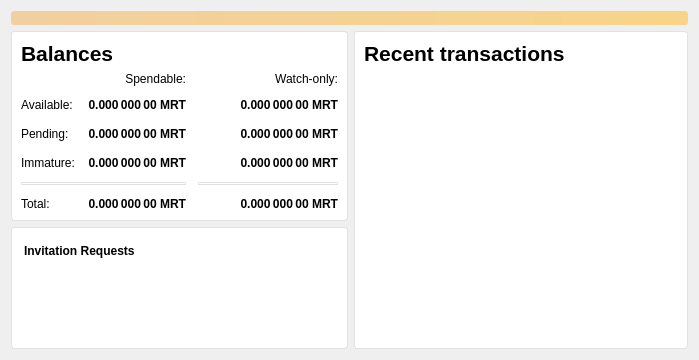
The window that src/qt/forms/overviewpage.ui (meritlabs/merit) describes before a commit, drawn with Qt 5.
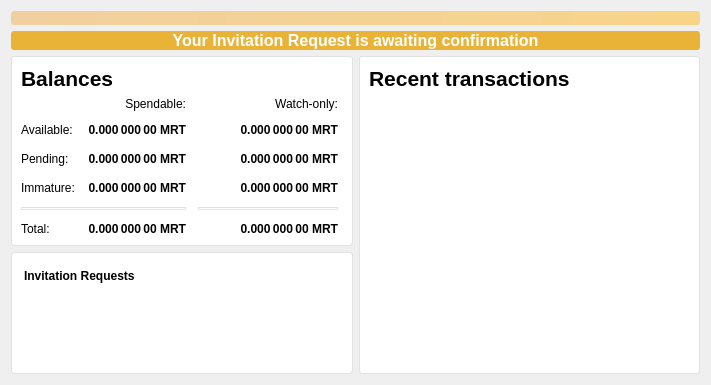
The same window after the commit. Icons and pictures are not drawn.

Diff of the .ui file:
```diff
--- a/src/qt/forms/overviewpage.ui
+++ b/src/qt/forms/overviewpage.ui
@@ -6,8 +6,8 @@
    <rect>
     <x>0</x>
     <y>0</y>
-    <width>699</width>
-    <height>342</height>
+    <width>711</width>
+    <height>375</height>
    </rect>
   </property>
   <property name="windowTitle">
@@ -48,6 +48,20 @@
      </property>
     </widget>
    </item>
+   <item>
+    <widget class="QLabel" name="inviteNotice">
+     <property name="styleSheet">
+      <string notr="true">color: rgb(255, 255, 255);
+background-color: rgb(232, 179, 54);</string>
+     </property>
+     <property name="text">
+      <string>&lt;html&gt;&lt;head/&gt;&lt;body&gt;&lt;p align=&quot;center&quot;&gt;&lt;span style=&quot; font-size:12pt; font-weight:600;&quot;&gt;Your Invitation Request is awaiting confirmation&lt;/span&gt;&lt;/p&gt;&lt;/body&gt;&lt;/html&gt;</string>
+     </property>
+     <property name="margin">
+      <number>10</number>
+     </property>
+    </widget>
+   </item>
    <item>
     <layout class="QHBoxLayout" name="horizontalLayout" stretch="1,1">
      <item>
```
